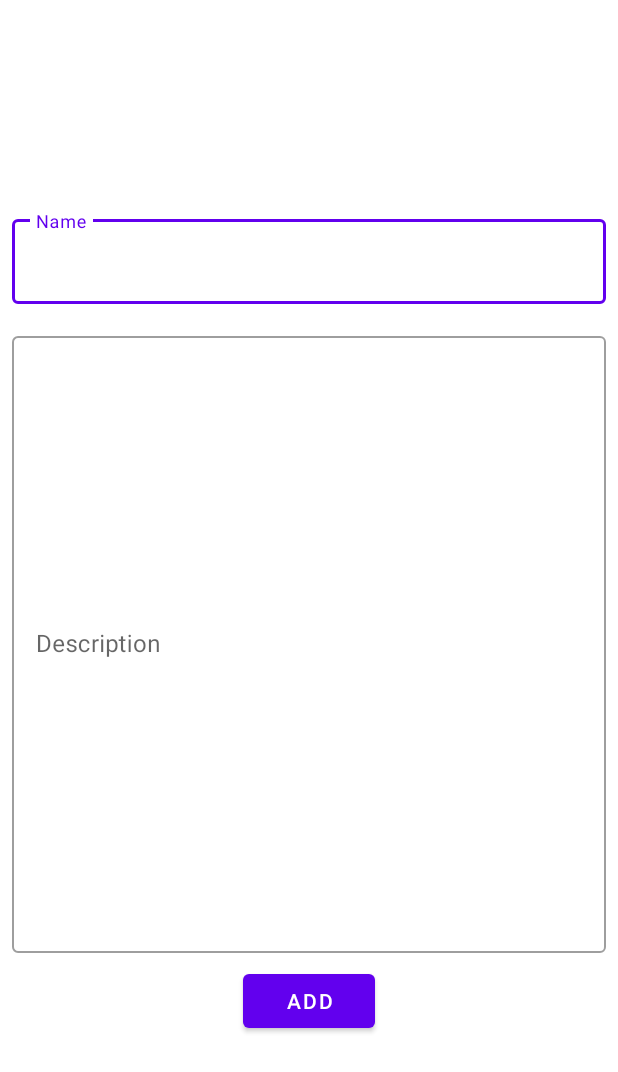
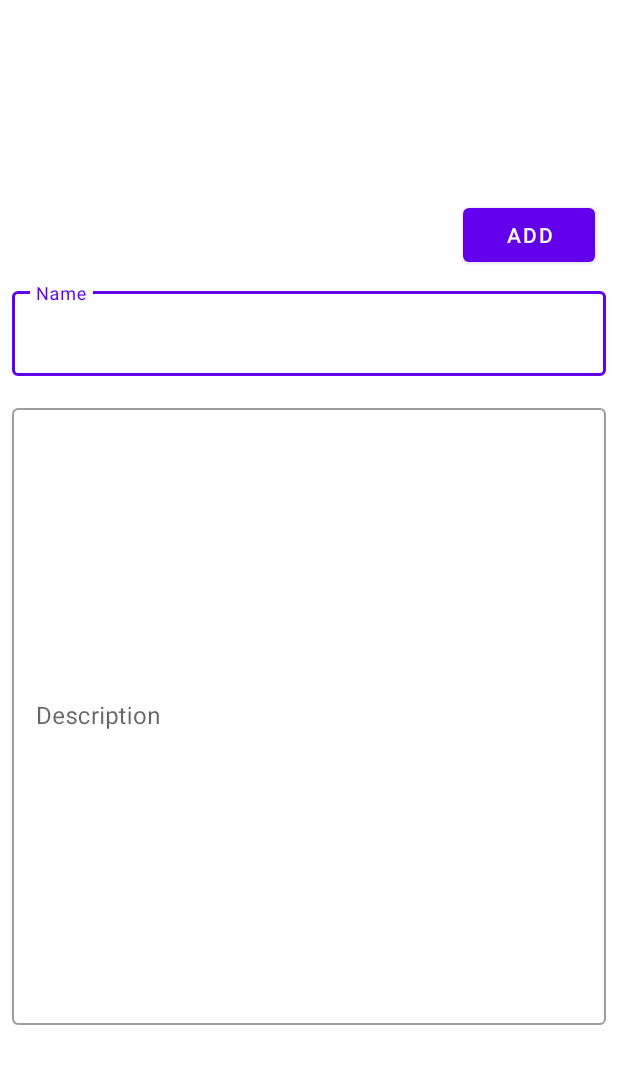
Before and after one commit to Lmizuno/TinyNotesManager, an Android app: the layout activity_new_item.xml on its own in the app's theme, with its tools: preview values and no code run, on a phone screen of 412 x 824 dp. Shown: the top 1072 px of the screen. Run offline under Robolectric (Android 15) with nearby library versions, the phone set to English and light mode, and no system bars.

Commit message:
Add new item to collection

```diff
--- a/app/src/main/java/com/lmizuno/smallnotesmanager/Models/Collection.kt
+++ b/app/src/main/java/com/lmizuno/smallnotesmanager/Models/Collection.kt
@@ -6,7 +6,7 @@ import java.io.Serializable
 @Entity(tableName = "collections")
 data class Collection(
     @PrimaryKey(autoGenerate = true)
-    val collectionId: Int = 0,
-    val name: String?,
-    val description: String?
+    var collectionId: Int = 0,
+    var name: String?,
+    var description: String?
 ):Serializable
--- a/app/src/main/java/com/lmizuno/smallnotesmanager/NewCollectionActivity.kt
+++ b/app/src/main/java/com/lmizuno/smallnotesmanager/NewCollectionActivity.kt
@@ -11,7 +11,6 @@ import com.lmizuno.smallnotesmanager.Models.Collection
 class NewCollectionActivity : AppCompatActivity() {
     private lateinit var description: TextInputEditText
     private lateinit var name: TextInputEditText
-
     private lateinit var add: Button
     override fun onCreate(savedInstanceState: Bundle?) {
         super.onCreate(savedInstanceState)
--- a/app/src/main/java/com/lmizuno/smallnotesmanager/Ui/collection/CollectionViewFragment.kt
+++ b/app/src/main/java/com/lmizuno/smallnotesmanager/Ui/collection/CollectionViewFragment.kt
@@ -76,6 +76,10 @@ class CollectionViewFragment : Fragment() {
 
                 val item: Item? =
                     data?.getSerializableExtra("item", Item::class.java)
+
+                if (item != null) {
+                    item.collectionId = currentCollection.collectionId
+                }
                 db.itemDao().insert(item!!)
 
                 updateRecycler(
--- a/app/src/main/res/layout/activity_new_item.xml
+++ b/app/src/main/res/layout/activity_new_item.xml
@@ -11,6 +11,15 @@
         android:layout_height="wrap_content"
         android:layout_centerInParent="true"
         android:orientation="vertical">
+
+        <Button
+            android:id="@+id/newItemButton"
+            android:layout_width="wrap_content"
+            android:layout_height="wrap_content"
+            android:layout_gravity="right"
+            android:layout_marginRight="15dp"
+            android:text="@string/add"
+            tools:ignore="RtlHardcoded" />
 
         <com.google.android.material.textfield.TextInputLayout
             android:id="@+id/titleLayout"
@@ -44,12 +53,5 @@
                 android:lines="20"
                 />
         </com.google.android.material.textfield.TextInputLayout>
-
-        <Button
-            android:id="@+id/newItemButton"
-            android:layout_width="wrap_content"
-            android:layout_height="wrap_content"
-            android:layout_gravity="center"
-            android:text="@string/add" />
     </androidx.appcompat.widget.LinearLayoutCompat>
 </RelativeLayout>
```
Also changed, not shown: app/src/main/java/com/lmizuno/smallnotesmanager/Models/Item.kt (+4 -4 lines), app/src/main/java/com/lmizuno/smallnotesmanager/NewItemActivity.kt (+35 -0 lines).
